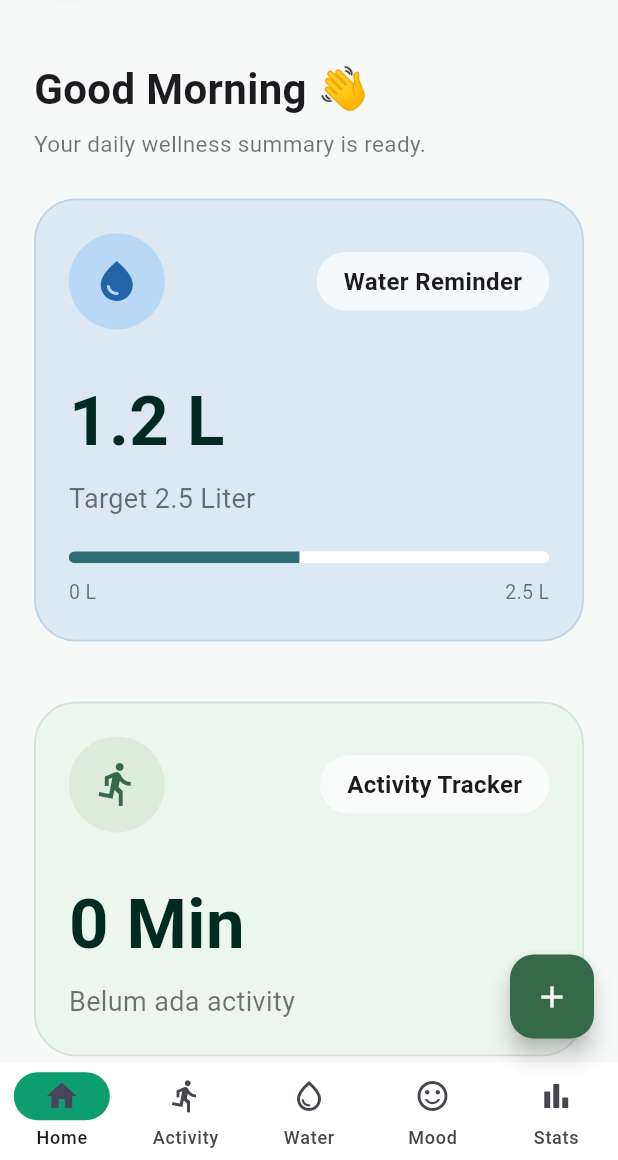
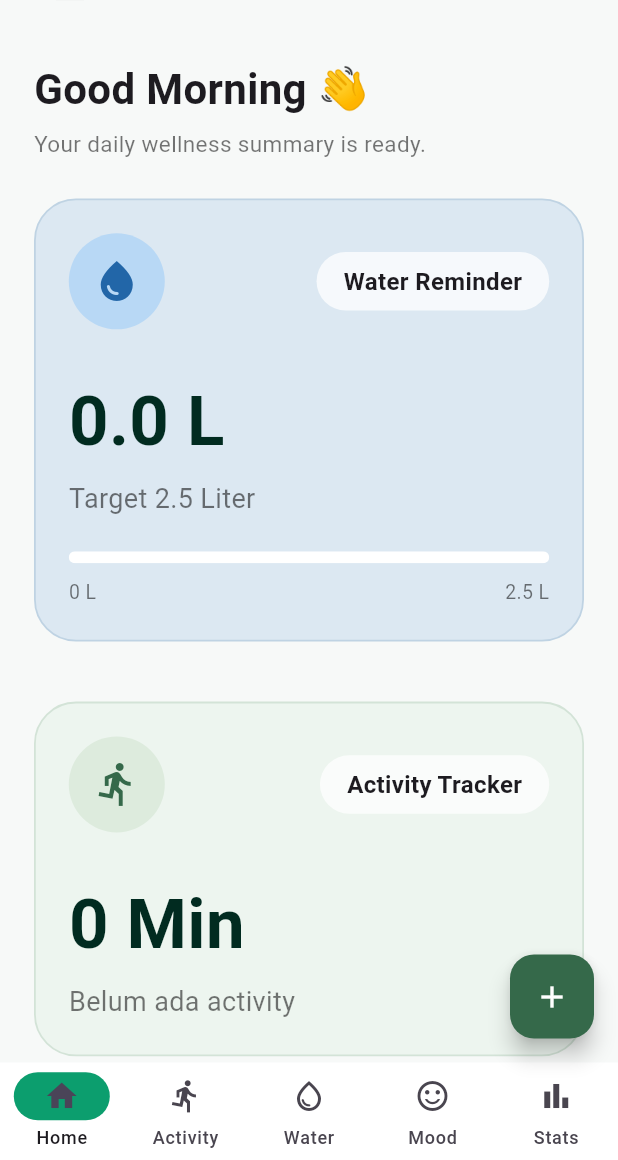
Before and after one commit to 2400016079-pixel/arodya_team, a Flutter app: the DashboardScreen screen opened by its route, on a phone screen of 412 x 824 dp, the part 76-1236 px from its top. Run offline on Flutter 3.47's test engine with Material 3 defaults, Android fonts, the phone set to English and light mode, and no system bars; our stand-ins replace cloud_firestore, firebase_auth, firebase_core, google_sign_in; accounts and stored records are empty.

Commit message:
water firebase

```diff
--- /dev/null
+++ b/lib/models/water_model.dart
@@ -0,0 +1,35 @@
+class WaterModel {
+  final String id;
+  final String uid;
+ final int amount;
+  final String drinkType;
+  final DateTime date;
+
+  WaterModel({
+    required this.id,
+    required this.uid,
+    required this.amount,
+    required this.drinkType,
+    required this.date,
+  });
+
+  Map<String, dynamic> toMap() {
+    return {
+      "id": id,
+      "uid": uid,
+      "amount": amount,
+      "drinkType": drinkType,
+      "date": date,
+    };
+  }
+
+  factory WaterModel.fromMap(Map<String, dynamic> map) {
+    return WaterModel(
+      id: map["id"] ?? "",
+      uid: map["uid"] ?? "",
+      amount: map["amount"] ?? 0,
+      drinkType: map["drinkType"] ?? "Water",
+      date: map["date"].toDate(),
+    );
+  }
+}
--- a/lib/screens/dashboard/dashboard_screen.dart
+++ b/lib/screens/dashboard/dashboard_screen.dart
@@ -22,6 +22,7 @@ import '../settings/notification_screen.dart';
 import '../statistics/statistics_screen.dart';
 import '../water/add_drink_screen.dart';
 import '../water/water_screen.dart';
+import '../../services/water_service.dart';
 import '../mood/mood_screen.dart';
 
 class DashboardScreen extends StatelessWidget {
@@ -262,42 +263,67 @@ class DashboardScreen extends StatelessWidget {
               const SizedBox(height: 26),
 
               //================ WATER REMINDER ================
-              DashboardCard(
+             StreamBuilder<int>(
+  stream: WaterService().getTodayWater(uid),
+  builder: (context, snapshot) {
+    final total = snapshot.data ?? 0;
+
+    const target = 2500;
+
+    final progress = (total / target).clamp(0.0, 1.0);
+
+    return DashboardCard(
       icon: Icons.water_drop,
       iconBackground: const Color(0xffB8D8F5),
       iconColor: const Color(0xff2266A8),
       title: "Water Reminder",
-                value: "1.2 L",
+
+      value: "${(total / 1000).toStringAsFixed(1)} L",
+
       subtitle: "Target 2.5 Liter",
+
       backgroundColor: const Color(0xffDCE8F2),
       borderColor: const Color(0xffBFD3E3),
+
       bottomWidget: Column(
         children: [
           ClipRRect(
             borderRadius: BorderRadius.circular(30),
-                      child: const LinearProgressIndicator(
-                        value: .48,
+            child: LinearProgressIndicator(
+              value: progress,
               minHeight: 8,
               backgroundColor: Colors.white,
-                        valueColor: AlwaysStoppedAnimation(Color(0xff2C6C72)),
+              valueColor: const AlwaysStoppedAnimation(
+                Color(0xff2C6C72),
               ),
             ),
+          ),
+
           const SizedBox(height: 10),
+
           const Row(
             mainAxisAlignment: MainAxisAlignment.spaceBetween,
             children: [
               Text(
                 "0 L",
-                          style: TextStyle(color: Colors.black54, fontSize: 13),
+                style: TextStyle(
+                  color: Colors.black54,
+                  fontSize: 13,
+                ),
               ),
               Text(
                 "2.5 L",
-                          style: TextStyle(color: Colors.black54, fontSize: 13),
+                style: TextStyle(
+                  color: Colors.black54,
+                  fontSize: 13,
+                ),
               ),
             ],
           ),
         ],
       ),
+    );
+  },
 ),
 
 const SizedBox(height: 16),
--- a/pubspec.yaml
+++ b/pubspec.yaml
@@ -23,6 +23,9 @@ dependencies:
   google_sign_in: ^6.3.0
   sign_in_with_apple: ^7.0.1
 
+  # Date Format
+  intl: ^0.20.2
+
 dev_dependencies:
   flutter_test:
     sdk: flutter
```
Also changed, not shown: lib/screens/water/add_drink_screen.dart (+46 -14 lines), lib/screens/water/water_screen.dart (+98 -22 lines), lib/services/water_service.dart (+69 -0 lines), pubspec.lock. Lines whose indentation alone changed are shown as unchanged.
